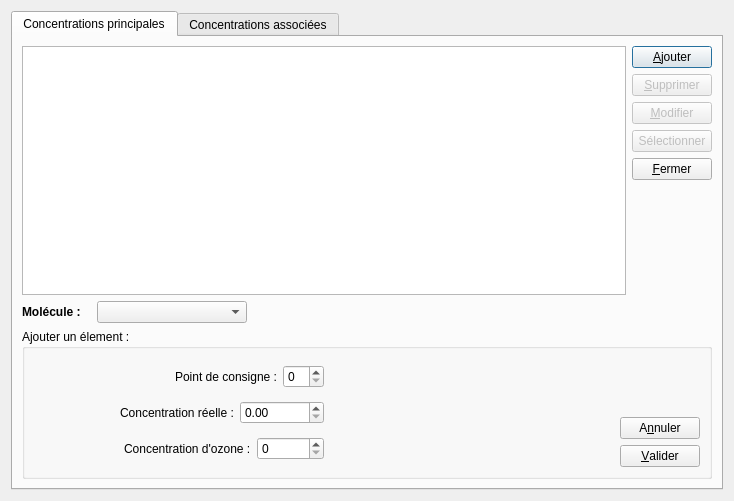
This is dlg_concentration.ui in InformatiqueAtmoNA/tam as Qt 5 draws it before an edit. The edited form follows.
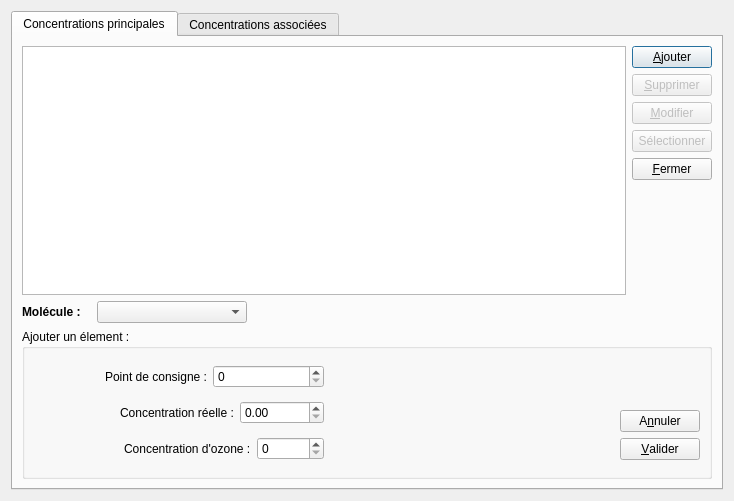
This is the edited form. The open tabs and pages were chosen to show the change.

Commit message: V 3.0.62 : Correction - Amelioration Correction : saisie de la valeur du point de consigne possible jusqu'a 99999999 au lieu de 99 pour utilisation Diluteur API 700 -> modification structure BDD Amelioration : gestion des filtres equipement : possibilite d'utiliser touche entree pour valider

What changed in the file:
```diff
--- a/dlg_concentration.ui
+++ b/dlg_concentration.ui
@@ -26,7 +26,7 @@
       <bool>true</bool>
      </property>
      <property name="currentIndex">
-      <number>1</number>
+      <number>0</number>
      </property>
      <widget class="QWidget" name="tab_ConcPrincipales">
       <attribute name="title">
@@ -143,13 +143,6 @@
            </property>
            <layout class="QGridLayout" name="gridLayout_5">
             <item row="0" column="0">
-             <layout class="QHBoxLayout" name="horizontalLayout_5">
-              <item>
-               <layout class="QVBoxLayout" name="verticalLayout_3">
-                <property name="sizeConstraint">
-                 <enum>QLayout::SetFixedSize</enum>
-                </property>
-                <item>
                  <layout class="QHBoxLayout" name="horizontalLayout_2">
                   <item>
                    <spacer name="horizontalSpacer">
@@ -161,7 +154,7 @@
                     </property>
                     <property name="sizeHint" stdset="0">
                      <size>
-                      <width>10</width>
+                  <width>13</width>
                       <height>20</height>
                      </size>
                     </property>
@@ -175,11 +168,65 @@
                    </widget>
                   </item>
                   <item>
-                   <widget class="QSpinBox" name="spinBox_PointGaz"/>
+               <widget class="QSpinBox" name="spinBox_PointGaz">
+                <property name="minimumSize">
+                 <size>
+                  <width>111</width>
+                  <height>0</height>
+                 </size>
+                </property>
+                <property name="maximum">
+                 <number>99999999</number>
+                </property>
+               </widget>
                   </item>
                  </layout>
                 </item>
+            <item row="0" column="1">
+             <spacer name="horizontalSpacer_6">
+              <property name="orientation">
+               <enum>Qt::Horizontal</enum>
+              </property>
+              <property name="sizeHint" stdset="0">
+               <size>
+                <width>280</width>
+                <height>20</height>
+               </size>
+              </property>
+             </spacer>
+            </item>
+            <item row="0" column="2" rowspan="3">
+             <layout class="QVBoxLayout" name="verticalLayout_2">
                 <item>
+               <spacer name="verticalSpacer_2">
+                <property name="orientation">
+                 <enum>Qt::Vertical</enum>
+                </property>
+                <property name="sizeHint" stdset="0">
+                 <size>
+                  <width>20</width>
+                  <height>40</height>
+                 </size>
+                </property>
+               </spacer>
+              </item>
+              <item>
+               <widget class="QPushButton" name="button_Annuler">
+                <property name="text">
+                 <string>A&amp;nnuler</string>
+                </property>
+               </widget>
+              </item>
+              <item>
+               <widget class="QPushButton" name="button_Valider">
+                <property name="text">
+                 <string>&amp;Valider</string>
+                </property>
+               </widget>
+              </item>
+             </layout>
+            </item>
+            <item row="1" column="0">
                  <layout class="QHBoxLayout" name="horizontalLayout_3">
                   <item>
                    <spacer name="horizontalSpacer_2">
@@ -213,7 +260,7 @@
                   </item>
                  </layout>
                 </item>
-                <item>
+            <item row="2" column="0">
                  <layout class="QHBoxLayout" name="horizontalLayout">
                   <item>
                    <spacer name="horizontalSpacer_3">
@@ -244,54 +291,6 @@
                      <number>999999999</number>
                     </property>
                    </widget>
-                  </item>
-                 </layout>
-                </item>
-               </layout>
-              </item>
-              <item>
-               <spacer name="horizontalSpacer_6">
-                <property name="orientation">
-                 <enum>Qt::Horizontal</enum>
-                </property>
-                <property name="sizeHint" stdset="0">
-                 <size>
-                  <width>40</width>
-                  <height>20</height>
-                 </size>
-                </property>
-               </spacer>
-              </item>
-              <item>
-               <layout class="QVBoxLayout" name="verticalLayout_2">
-                <item>
-                 <spacer name="verticalSpacer_2">
-                  <property name="orientation">
-                   <enum>Qt::Vertical</enum>
-                  </property>
-                  <property name="sizeHint" stdset="0">
-                   <size>
-                    <width>20</width>
-                    <height>40</height>
-                   </size>
-                  </property>
-                 </spacer>
-                </item>
-                <item>
-                 <widget class="QPushButton" name="button_Annuler">
-                  <property name="text">
-                   <string>A&amp;nnuler</string>
-                  </property>
-                 </widget>
-                </item>
-                <item>
-                 <widget class="QPushButton" name="button_Valider">
-                  <property name="text">
-                   <string>&amp;Valider</string>
-                  </property>
-                 </widget>
-                </item>
-               </layout>
               </item>
              </layout>
             </item>
```
Lines whose indentation alone changed are shown as unchanged. The commit also changes 4 other files.
